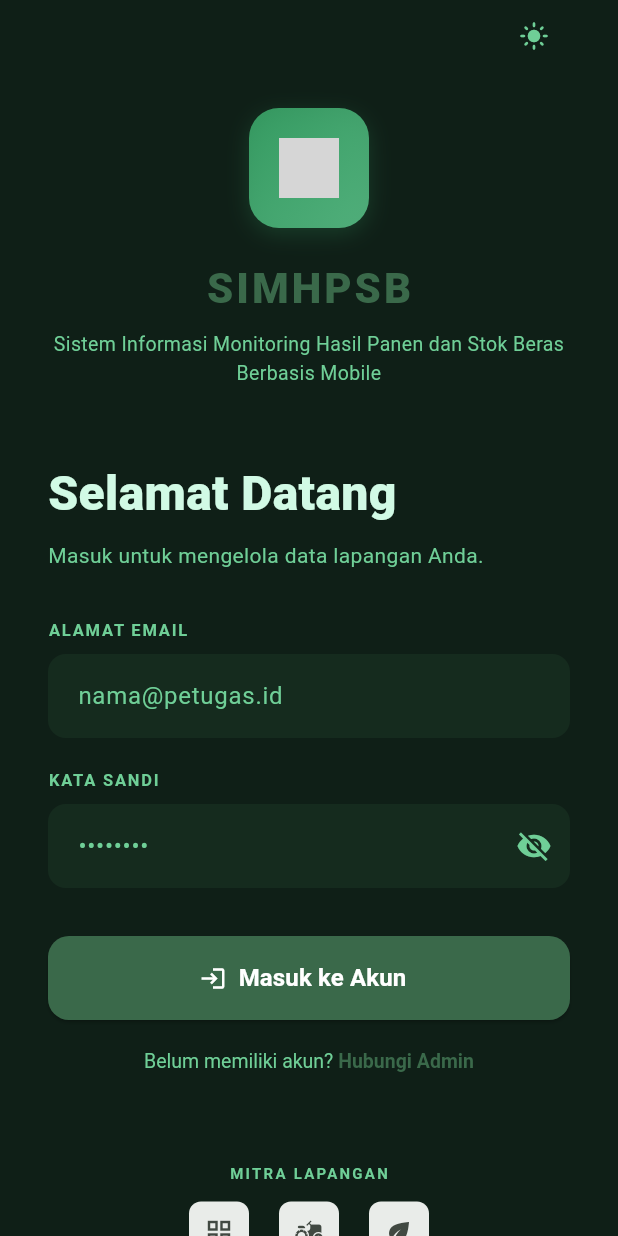
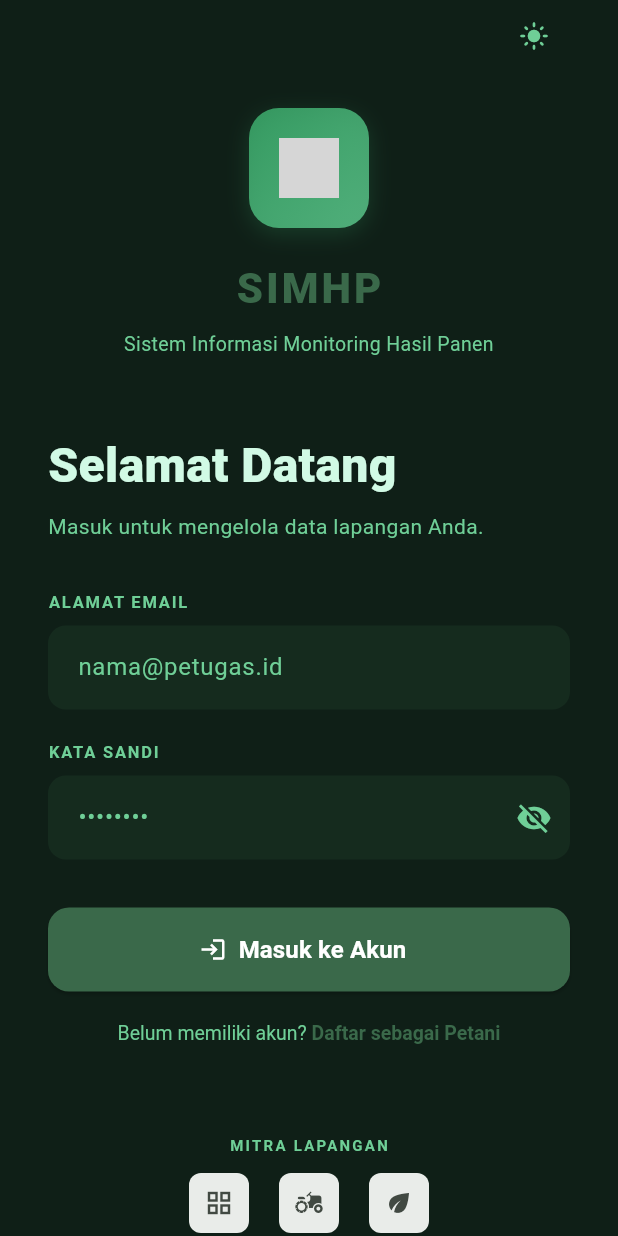
Before and after one commit to dzikri15/SIMHPSB-Kelompok4, a Flutter app: the LoginScreen screen opened directly, after a tap on the "dark mode" icon, on a phone screen of 412 x 824 dp. Run offline on Flutter 3.47's test engine with Material 3 defaults, Android fonts, the phone set to English and light mode, and no system bars; our stand-ins replace flutter_svg, image_picker, liquid_swipe, shared_preferences; accounts and stored records are empty; network calls fail; grey boxes are pictures that could not be loaded.

Commit message:
Update login screen: tambahkan tombol navigasi pendaftaran petani

```diff
--- a/pangan_mobile/lib/screens/login_screen.dart
+++ b/pangan_mobile/lib/screens/login_screen.dart
@@ -8,6 +8,7 @@ import '../services/auth_service.dart';
 import '../main.dart';
 import '../main_shell.dart';
 import '../petani_shell.dart';
+import 'register_step1_screen.dart';
 
 class LoginScreen extends StatefulWidget {
   const LoginScreen({super.key});
@@ -122,7 +123,7 @@ class _LoginScreenState extends State<LoginScreen> {
               ),
               const SizedBox(height: 20),
               const Text(
-                'SIMHPSB',
+                'SIMHP',
                 style: TextStyle(
                   fontSize: 28, fontWeight: FontWeight.w900,
                   color: AppColors.primary, letterSpacing: 2,
@@ -130,7 +131,7 @@ class _LoginScreenState extends State<LoginScreen> {
               ),
               const SizedBox(height: 8),
               Text(
-                'Sistem Informasi Monitoring Hasil Panen dan Stok Beras Berbasis Mobile',
+                'Sistem Informasi Monitoring Hasil Panen',
                 textAlign: TextAlign.center,
                 style: TextStyle(fontSize: 13, color: Theme.of(context).colorScheme.onSurfaceVariant),
               ),
@@ -262,17 +263,22 @@ class _LoginScreenState extends State<LoginScreen> {
                 ),
               ),
               const SizedBox(height: 20),
-              RichText(
+              GestureDetector(
+                onTap: () => Navigator.of(context).push(
+                  MaterialPageRoute(builder: (_) => const RegisterStep1Screen()),
+                ),
+                child: RichText(
                   text: TextSpan(
                     style: TextStyle(fontSize: 13, color: Theme.of(context).colorScheme.onSurfaceVariant),
                     children: const [
                       TextSpan(text: 'Belum memiliki akun? '),
                       TextSpan(
-                      text: 'Hubungi Admin',
+                        text: 'Daftar sebagai Petani',
                         style: TextStyle(
                             color: AppColors.primary, fontWeight: FontWeight.w700),
                       ),
                     ],
+                  ),
                 ),
               ),
               const SizedBox(height: 60),
```
Lines whose indentation alone changed are shown as unchanged.
